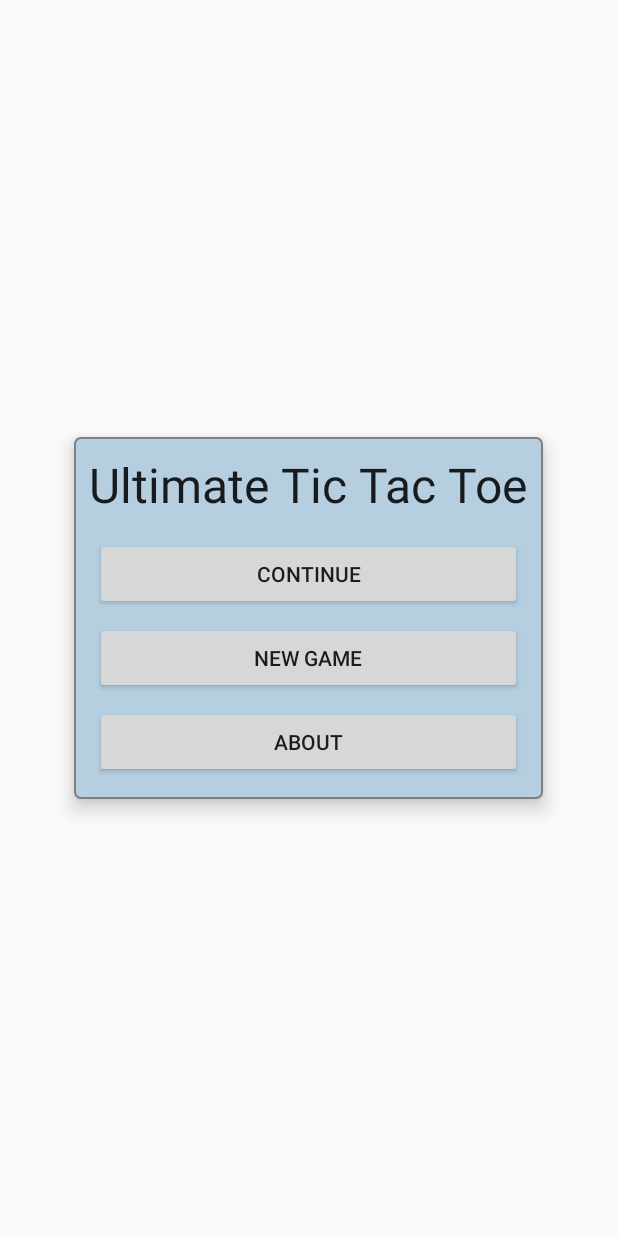
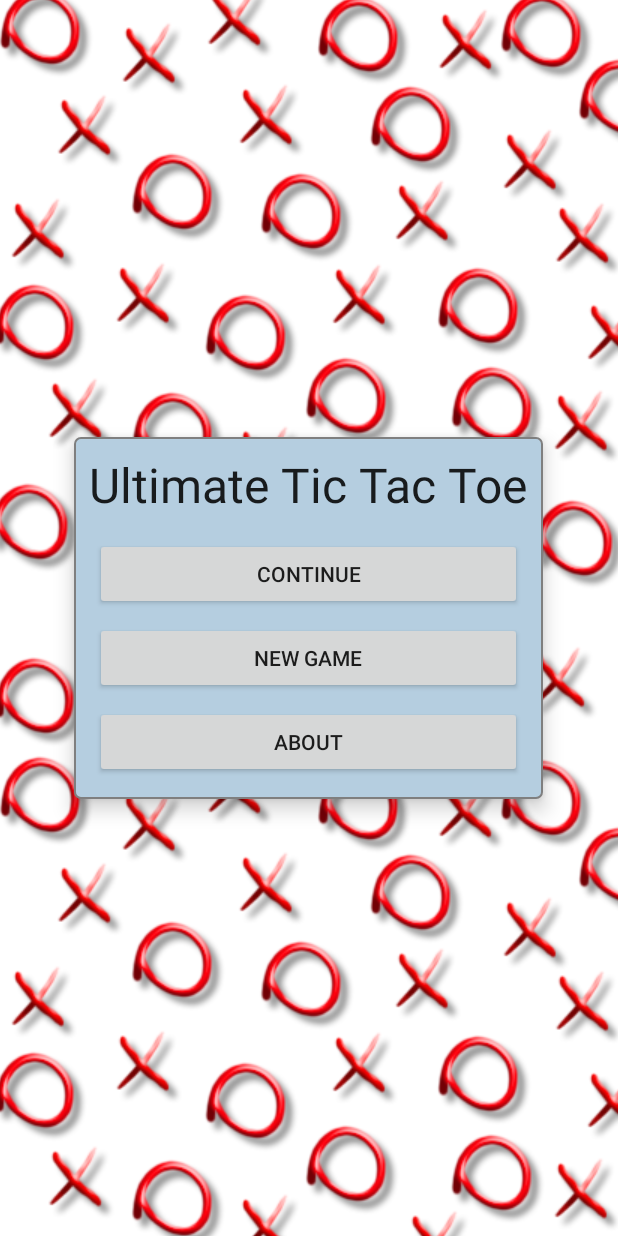
Before and after one commit to tetran/hello-android, an Android app: the screen it shows after launch (MainActivity), on a phone screen of 412 x 824 dp. Run offline under Robolectric (Android 15) with nearby library versions, the light colour scheme and no system bars.

Commit message:
chapter 7(animation) finished

```diff
--- a/app/src/main/java/org/example/tictactoe/GameFragment.java
+++ b/app/src/main/java/org/example/tictactoe/GameFragment.java
@@ -151,6 +151,7 @@ public class GameFragment extends Fragment {
                 inner.setOnClickListener(new View.OnClickListener() {
                     @Override
                     public void onClick(View v) {
+                        smallTile.animate();
                         if (isAvailable(smallTile)) {
                             mSoundPool.play(mSoundX, mVolume, mVolume, 1, 0, 1f);
                             makeMove(fLarge, fSmall);
@@ -227,6 +228,7 @@ public class GameFragment extends Fragment {
         Tile.Owner oldWinner = largeTile.getOwner();
         Tile.Owner winner = largeTile.findWinner();
         if (winner != oldWinner) {
+            largeTile.animate();
             largeTile.setOwner(winner);
         }
 
@@ -248,6 +250,7 @@ public class GameFragment extends Fragment {
     }
 
     private void addAvailable(Tile tile) {
+        tile.animate();
         mAvailable.add(tile);
     }
 
--- /dev/null
+++ b/app/src/main/java/org/example/tictactoe/ScrollingView.java
@@ -0,0 +1,67 @@
+package org.example.tictactoe;
+
+import android.content.Context;
+import android.content.res.TypedArray;
+import android.graphics.Canvas;
+import android.graphics.drawable.Drawable;
+import android.util.AttributeSet;
+import android.view.View;
+
+/**
+ * Created by kaneshige.koichi on 2016/06/01.
+ */
+public class ScrollingView extends View {
+
+    private Drawable mBackground;
+    private int mScrollPos;
+
+
+    public ScrollingView(Context context) {
+        super(context, null);
+    }
+
+    public ScrollingView(Context context, AttributeSet attrs) {
+        this(context, attrs, 0);
+    }
+
+    public ScrollingView(Context context, AttributeSet attrs, int defStyleAttr) {
+        super(context, attrs, defStyleAttr);
+        init(attrs, defStyleAttr);
+    }
+
+
+    @Override
+    protected void onDraw(Canvas canvas) {
+        super.onDraw(canvas);
+
+        int contentWidth = getWidth();
+        int contentHeight = getHeight();
+
+        if (mBackground != null) {
+            int max = Math.max(mBackground.getIntrinsicHeight(), mBackground.getIntrinsicWidth());
+            mBackground.setBounds(0, 0, contentWidth*4, contentHeight*4);
+
+            mScrollPos += 2;
+            if (mScrollPos >= max) {
+                mScrollPos -= max;
+            }
+            setTranslationX(-mScrollPos);
+            setTranslationY(-mScrollPos);
+
+            mBackground.draw(canvas);
+            this.invalidate();
+        }
+    }
+
+    private void init(AttributeSet attrs, int defStyleAttr) {
+        final TypedArray a = getContext().obtainStyledAttributes(attrs, R.styleable.ScrollingView, defStyleAttr, 0);
+
+        if (a.hasValue(R.styleable.ScrollingView_scrollingDrawable)) {
+            mBackground = a.getDrawable(R.styleable.ScrollingView_scrollingDrawable);
+            mBackground.setCallback(this);;
+        }
+
+        a.recycle();
+    }
+
+}
--- /dev/null
+++ b/app/src/main/res/drawable/xando_background.xml
@@ -0,0 +1,4 @@
+<?xml version="1.0" encoding="utf-8"?>
+<bitmap xmlns:android="http://schemas.android.com/apk/res/android"
+    android:src="@drawable/xando"
+    android:tileMode="repeat" />
--- a/app/src/main/res/layout/activity_main.xml
+++ b/app/src/main/res/layout/activity_main.xml
@@ -1,10 +1,17 @@
 <?xml version="1.0" encoding="utf-8"?>
 <FrameLayout xmlns:android="http://schemas.android.com/apk/res/android"
+    xmlns:app="http://schemas.android.com/apk/res-auto"
     xmlns:tools="http://schemas.android.com/tools"
     android:layout_width="match_parent"
     android:layout_height="match_parent"
     android:clipChildren="false"
     tools:context="org.example.tictactoe.MainActivity">
+
+    <org.example.tictactoe.ScrollingView
+        android:id="@+id/main_background"
+        android:layout_width="match_parent"
+        android:layout_height="match_parent"
+        app:scrollingDrawable="@drawable/xando_background" />
 
     <fragment
         android:id="@+id/fragment_main"
--- /dev/null
+++ b/app/src/main/res/values/attrs_scrolling_view.xml
@@ -0,0 +1,6 @@
+<?xml version="1.0" encoding="utf-8" ?>
+<resources>
+    <declare-styleable name="ScrollingView">
+        <attr name="scrollingDrawable" format="color|reference" />
+    </declare-styleable>
+</resources>
```
Also changed, not shown: app/src/main/java/org/example/tictactoe/Tile.java (+10 -0 lines), app/src/main/res/animator/tictactoe.xml (added, +15 -0 lines), app/src/main/res/drawable-mdpi/xando.png (added).
